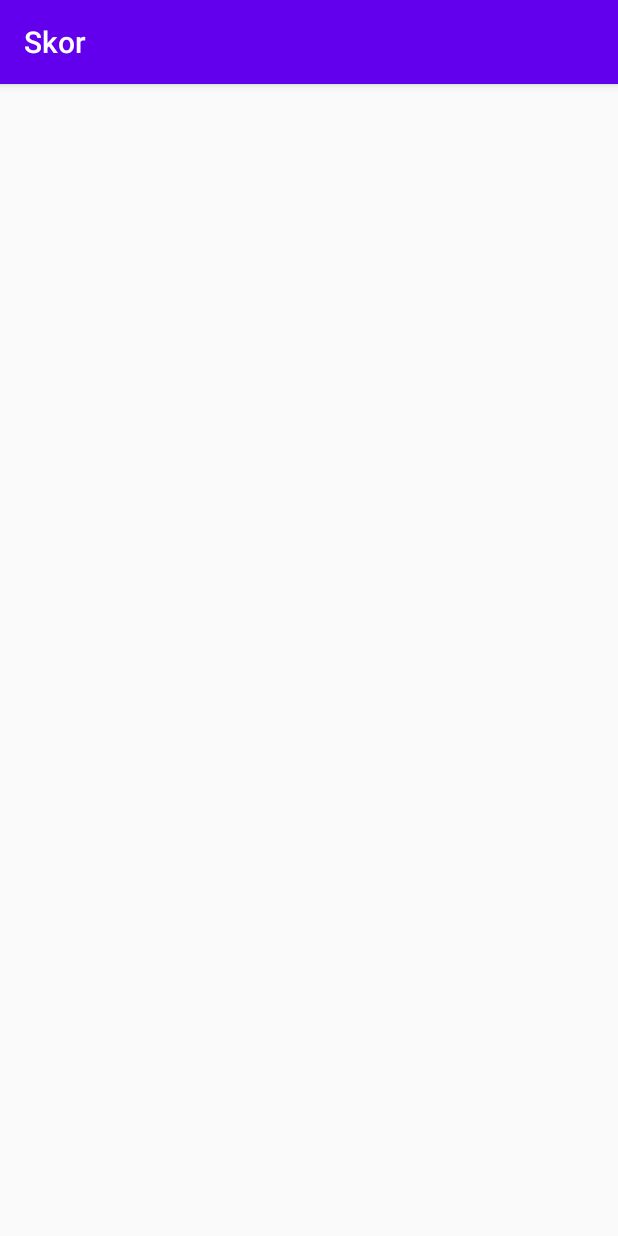
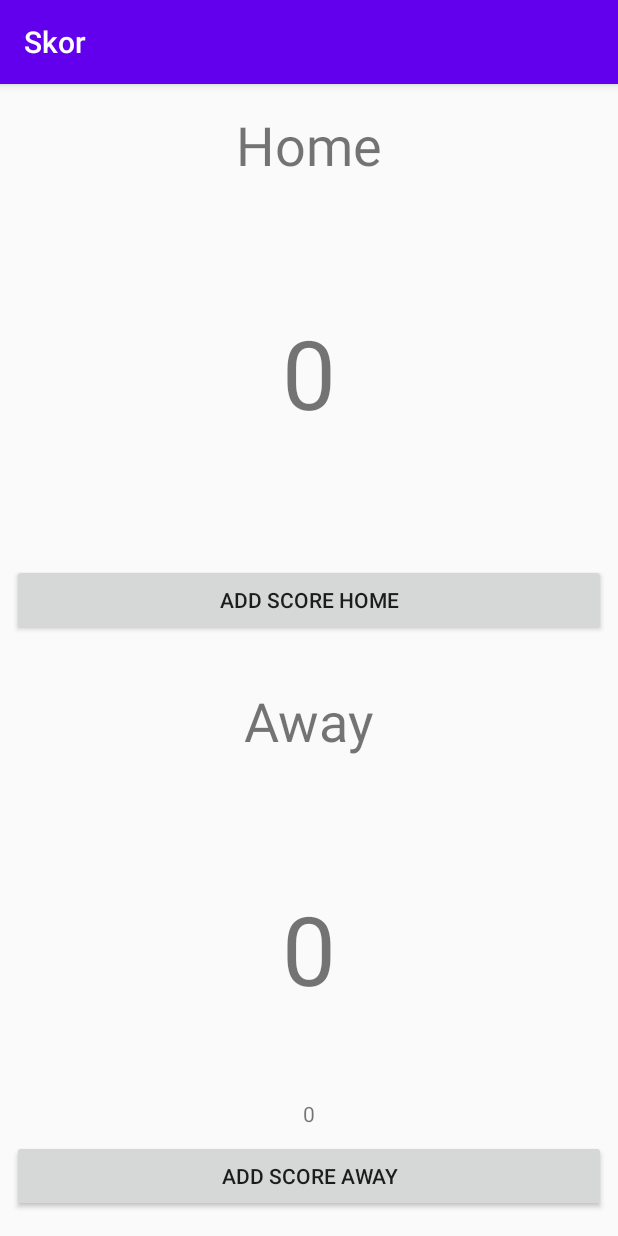
Before and after one commit to polinema-mobile/09-navigation-03-latif-abdul, an Android app: the screen it shows after launch (MainActivity), on a phone screen of 412 x 824 dp. Run offline under Robolectric (Android 15) with nearby library versions, the phone set to English and light mode, and no system bars; our stand-ins replace data binding.

```diff
--- a/app/src/main/java/id/ac/polinema/skor/fragments/ScoreFragment.java
+++ b/app/src/main/java/id/ac/polinema/skor/fragments/ScoreFragment.java
@@ -5,11 +5,17 @@ import android.view.LayoutInflater;
 import android.view.View;
 import android.view.ViewGroup;
 
+import androidx.annotation.NonNull;
+import androidx.databinding.DataBindingUtil;
+import androidx.fragment.app.FragmentResultListener;
+import androidx.navigation.Navigation;
 import androidx.fragment.app.Fragment;
 
 import java.util.ArrayList;
 import java.util.List;
 
+import id.ac.polinema.skor.R;
+import id.ac.polinema.skor.databinding.FragmentScoreBinding;
 import id.ac.polinema.skor.models.GoalScorer;
 
 /**
@@ -23,7 +29,7 @@ public class ScoreFragment extends Fragment {
 
 	private List<GoalScorer> homeGoalScorerList;
 	private List<GoalScorer> awayGoalScorerList;
-
+	private FragmentScoreBinding binding;
 	public ScoreFragment() {
 		// Required empty public constructor
 	}
@@ -38,15 +44,43 @@ public class ScoreFragment extends Fragment {
 	@Override
 	public View onCreateView(LayoutInflater inflater, ViewGroup container,
 							 Bundle savedInstanceState) {
-		return null;
+		 binding = DataBindingUtil.inflate(inflater,R.layout.fragment_score, container, false);
+		 binding.setFragment(this);
+		 binding.setHomeGoalScorerList(homeGoalScorerList);
+		 binding.setAwayGoalScorerList(awayGoalScorerList);
+		 getParentFragmentManager().setFragmentResultListener(HOME_REQUEST_KEY, this, new FragmentResultListener() {
+			 @Override
+			 public void onFragmentResult(@NonNull String requestKey, @NonNull Bundle result) {
+				GoalScorer goalScorer = result.getParcelable(SCORER_KEY);
+				homeGoalScorerList.add(goalScorer);
+			 }
+		 });
+		 getParentFragmentManager().setFragmentResultListener(AWAY_REQUEST_KEY, this, new FragmentResultListener() {
+			 @Override
+			 public void onFragmentResult(@NonNull String requestKey, @NonNull Bundle result) {
+				GoalScorer goalScorer = result.getParcelable(SCORER_KEY);
+				awayGoalScorerList.add(goalScorer);
+			 }
+		 });
+//		 binding.buttonAddHome.setOnClickListener(new View.OnClickListener() {
+//			 @Override
+//			 public void onClick(View view) {
+//				 ScoreFragmentDirections.GoalScorerAction action = ScoreFragmentDirections.goalScorerAction(HOME_REQUEST_KEY);
+//				 Navigation.findNavController(view).navigate(action);
+//			 }
+//		 });
+		 return binding.getRoot();
 	}
 
+
 	public void onAddHomeClick(View view) {
-
+		ScoreFragmentDirections.GoalScorerAction action = ScoreFragmentDirections.goalScorerAction(HOME_REQUEST_KEY);
+		Navigation.findNavController(view).navigate(action);
 	}
 
 	public void onAddAwayClick(View view) {
-
+		ScoreFragmentDirections.GoalScorerAction action = ScoreFragmentDirections.goalScorerAction(AWAY_REQUEST_KEY);
+		Navigation.findNavController(view).navigate(action);
 	}
 
 }
--- a/app/src/main/res/layout/activity_main.xml
+++ b/app/src/main/res/layout/activity_main.xml
@@ -6,7 +6,7 @@
     android:layout_height="match_parent"
     tools:context=".MainActivity">
 
-	<fragment
+	<androidx.fragment.app.FragmentContainerView
 		android:id="@+id/fragment"
 		android:name="androidx.navigation.fragment.NavHostFragment"
 		android:layout_width="0dp"
--- a/app/src/main/res/layout/fragment_score.xml
+++ b/app/src/main/res/layout/fragment_score.xml
@@ -5,7 +5,15 @@
 	xmlns:tools="http://schemas.android.com/tools"
 	>
 	<data>
-
+		<variable
+			name="homeGoalScorerList"
+			type="java.util.List" />
+		<variable
+			name="awayGoalScorerList"
+			type="java.util.List" />
+		<variable
+			name="fragment"
+			type="id.ac.polinema.skor.fragments.ScoreFragment" />
 	</data>
 
 	<androidx.constraintlayout.widget.ConstraintLayout
@@ -43,6 +51,7 @@
 			android:layout_marginEnd="8dp"
 			android:layout_marginBottom="16dp"
 			android:text="Add Score Home"
+			android:onClick="@{(v) -> fragment.onAddHomeClick(v)}"
 			app:layout_constraintBottom_toTopOf="@+id/guideline"
 			app:layout_constraintEnd_toEndOf="parent"
 			app:layout_constraintStart_toStartOf="parent" />
@@ -55,6 +64,7 @@
 			android:layout_marginEnd="8dp"
 			android:layout_marginBottom="16dp"
 			android:text="Add Score Away"
+			android:onClick="@{(v) -> fragment.onAddAwayClick(v)}"
 			app:layout_constraintBottom_toBottomOf="parent"
 			app:layout_constraintEnd_toEndOf="parent"
 			app:layout_constraintHorizontal_bias="0.0"
@@ -71,6 +81,7 @@
 			android:id="@+id/text_home_score"
 			android:layout_width="wrap_content"
 			android:layout_height="wrap_content"
+			android:text="@{String.valueOf(homeGoalScorerList.size())}"
 			android:textSize="64sp"
 			app:layout_constraintBottom_toTopOf="@+id/guideline"
 			app:layout_constraintEnd_toEndOf="parent"
@@ -82,6 +93,7 @@
 			android:layout_width="wrap_content"
 			android:layout_height="wrap_content"
 			android:textSize="64sp"
+			android:text="@{String.valueOf(awayGoalScorerList.size())}"
 			app:layout_constraintBottom_toBottomOf="parent"
 			app:layout_constraintEnd_toEndOf="parent"
 			app:layout_constraintStart_toStartOf="parent"
@@ -92,6 +104,7 @@
 			android:layout_width="wrap_content"
 			android:layout_height="wrap_content"
 			android:layout_marginBottom="8dp"
+
 			app:layout_constraintBottom_toTopOf="@+id/button_add_home"
 			app:layout_constraintEnd_toEndOf="parent"
 			app:layout_constraintStart_toStartOf="parent" />
@@ -101,6 +114,7 @@
 			android:layout_width="wrap_content"
 			android:layout_height="wrap_content"
 			android:layout_marginBottom="8dp"
+			android:text="@{String.valueOf(homeGoalScorerList.size())}"
 			app:layout_constraintBottom_toTopOf="@+id/button_add_away"
 			app:layout_constraintEnd_toEndOf="parent"
 			app:layout_constraintStart_toStartOf="parent" />
```
Also changed, not shown: app/src/main/java/id/ac/polinema/skor/fragments/GoalFragment.java (+17 -3 lines), app/src/main/res/layout/fragment_goal.xml (+10 -1 lines), 1 other file.
